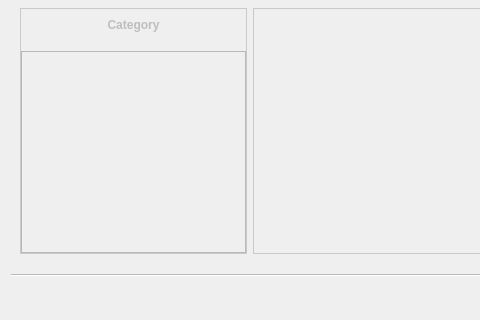
Tulip-Dev/tulip, file plugins/perspective/GraphPerspective/designer/ExportWizard.ui: the form before one commit; both pictures show x 0 to 480 and y 138 to 458 of the 879 by 458 pixel window.
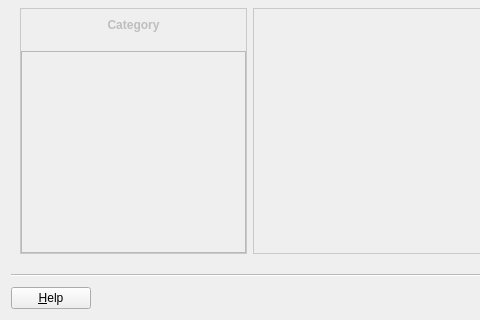
The form after the commit. Icons and pictures are not drawn. Custom widgets are drawn as their Qt base class.

Commit message: minor enhancement for Export/Import wizards: add a specific button to allow the display of the currently selected module documentation

```diff
--- a/plugins/perspective/GraphPerspective/designer/ExportWizard.ui
+++ b/plugins/perspective/GraphPerspective/designer/ExportWizard.ui
@@ -21,7 +21,7 @@
    <bool>true</bool>
   </property>
   <property name="options">
-   <set>QWizard::ExtendedWatermarkPixmap|QWizard::HaveFinishButtonOnEarlyPages|QWizard::NoBackButtonOnStartPage</set>
+   <set>QWizard::ExtendedWatermarkPixmap|QWizard::HaveFinishButtonOnEarlyPages|QWizard::HaveHelpButton|QWizard::NoBackButtonOnStartPage</set>
   </property>
   <property name="titleFormat">
    <enum>Qt::RichText</enum>
```
The commit also changes 6 other files.
